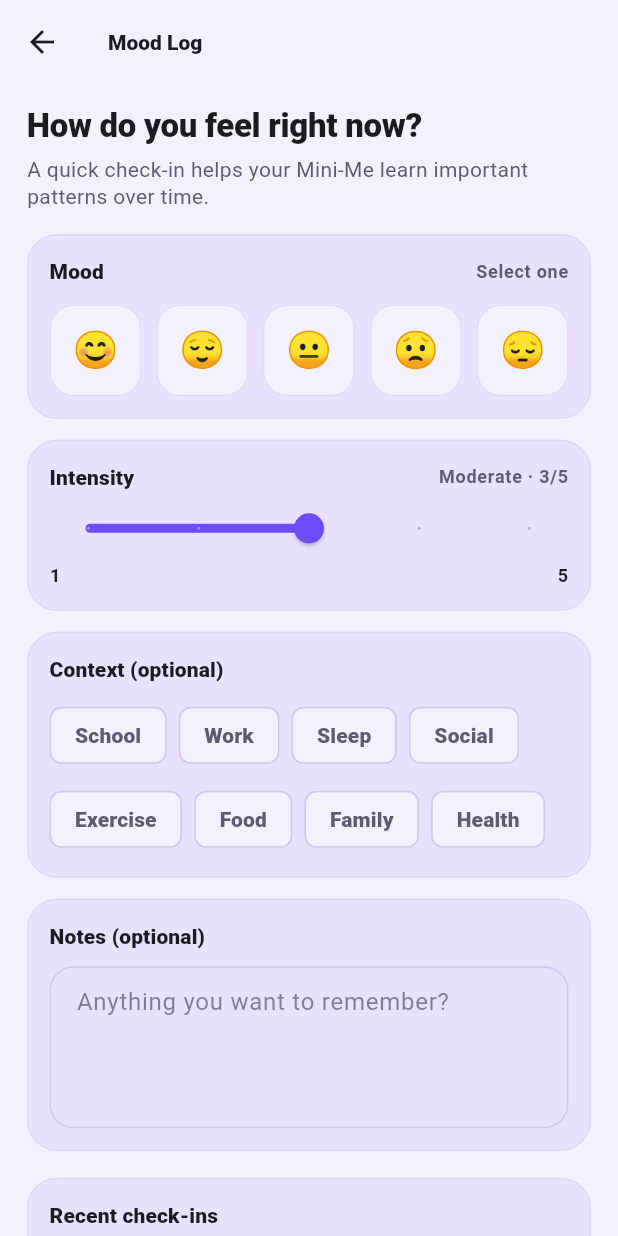
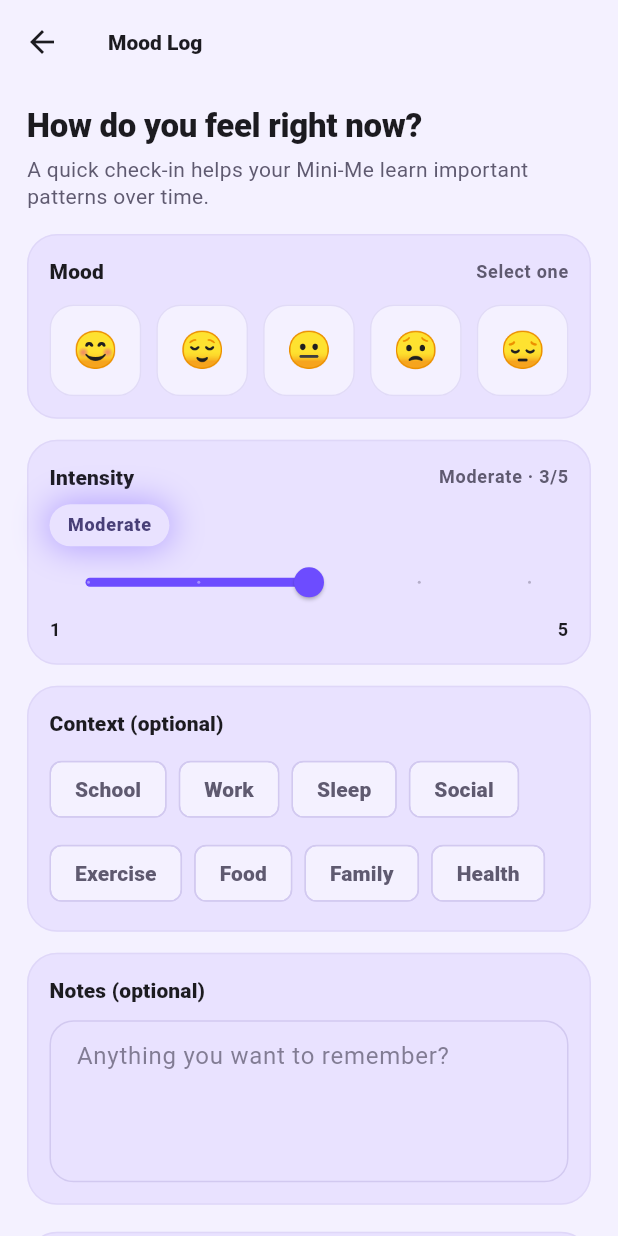
Before and after one commit to IdkBored-d/lifelens, a Flutter app: the MoodLogScreen screen opened directly, on a phone screen of 412 x 824 dp. Run offline on Flutter 3.47's test engine with Material 3 defaults, Android fonts, the phone set to English and light mode, and no system bars.

Commit message:
Added some majestic features.

```diff
--- a/lib/moodlog_screen.dart
+++ b/lib/moodlog_screen.dart
@@ -45,9 +45,28 @@ class _MoodLogScreenState extends State<MoodLogScreen> {
   }
 
   String get intensityLabel {
-    if (intensity <= 2) return "Low";
-    if (intensity <= 4) return "Moderate";
-    return "High";
+    switch (intensity.toInt()) {
+      case 1:
+        return "Very low";
+      case 2:
+        return "Low";
+      case 3:
+        return "Moderate";
+      case 4:
+        return "High";
+      default:
+        return "Very high";
+    }
+  }
+
+  BoxShadow intensityGlow(ColorScheme cs) {
+    final t = (intensity - 1) / 4;
+
+    return BoxShadow(
+      color: cs.primary.withOpacity(0.20 + t * 0.45),
+      blurRadius: 10 + t * 18,
+      spreadRadius: 1 + t * 2.5,
+    );
   }
 
   @override
@@ -154,12 +173,37 @@ class _MoodLogScreenState extends State<MoodLogScreen> {
                         title: "Intensity",
                         trailing: "$intensityLabel · ${intensity.toInt()}/5",
                       ),
+                      const SizedBox(height: 8),
+
+                      AnimatedContainer(
+                        duration: const Duration(milliseconds: 180),
+                        padding: const EdgeInsets.symmetric(
+                          horizontal: 12,
+                          vertical: 6,
+                        ),
+                        decoration: BoxDecoration(
+                          color: cs.surfaceContainerHighest,
+                          borderRadius: BorderRadius.circular(999),
+                          boxShadow: [intensityGlow(cs)],
+                        ),
+                        child: Text(
+                          intensityLabel,
+                          style: theme.textTheme.labelMedium?.copyWith(
+                            fontWeight: FontWeight.w800,
+                            color: cs.onPrimaryContainer,
+                          ),
+                        ),
+                      ),
+
                       Slider(
                         value: intensity,
                         min: 1,
                         max: 5,
                         divisions: 4,
-                        onChanged: (v) => setState(() => intensity = v),
+                        onChanged: (v) {
+                          HapticFeedback.selectionClick();
+                          setState(() => intensity = v);
+                        },
                       ),
                       Row(
                         mainAxisAlignment: MainAxisAlignment.spaceBetween,
```
